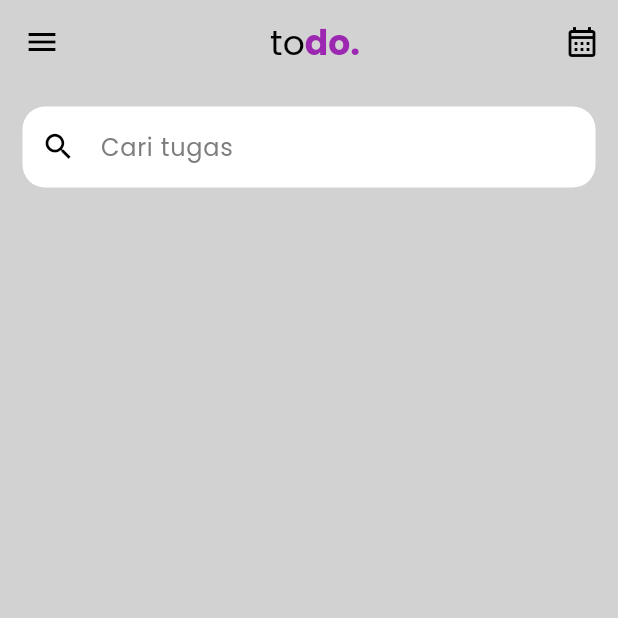
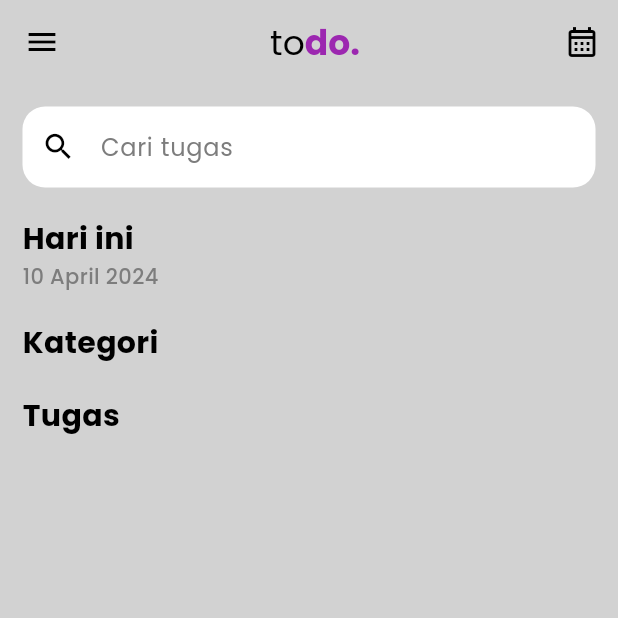
Before and after one commit to harybagus/todo, a Flutter app: the HomePage screen opened directly, on a phone screen of 412 x 824 dp, the top half of it. Run offline on Flutter 3.47's test engine with Material 3 defaults, Android fonts, the phone set to English and light mode, and no system bars; our stand-ins replace google_fonts, shared_preferences, table_calendar; accounts and stored records are empty.

Commit message:
feat(todo): create calendar

```diff
--- /dev/null
+++ b/lib/components/todo_calendar.dart
@@ -0,0 +1,40 @@
+import 'package:flutter/material.dart';
+import 'package:table_calendar/table_calendar.dart';
+
+class ToDoCalendar extends StatelessWidget {
+  final DateTime focusedDay;
+  final Function(DateTime day, DateTime focusedDay) onDaySelected;
+
+  const ToDoCalendar({
+    super.key,
+    required this.focusedDay,
+    required this.onDaySelected,
+  });
+
+  @override
+  Widget build(BuildContext context) {
+    return TableCalendar(
+      focusedDay: focusedDay,
+      firstDay: DateTime.utc(2014, 01, 01),
+      lastDay: DateTime.utc(2034, 01, 01),
+      rowHeight: 40,
+      headerStyle: const HeaderStyle(
+        formatButtonVisible: false,
+        titleCentered: true,
+      ),
+      calendarStyle: CalendarStyle(
+        todayDecoration: BoxDecoration(
+          color: Theme.of(context).colorScheme.tertiary,
+          shape: BoxShape.circle,
+        ),
+        selectedDecoration: BoxDecoration(
+          color: Theme.of(context).colorScheme.primary,
+          shape: BoxShape.circle,
+        ),
+      ),
+      availableGestures: AvailableGestures.all,
+      onDaySelected: onDaySelected,
+      selectedDayPredicate: (day) => isSameDay(day, focusedDay),
+    );
+  }
+}
--- /dev/null
+++ b/lib/components/todo_day.dart
@@ -0,0 +1,26 @@
+import 'package:intl/intl.dart';
+
+String day(selectedDate) {
+  String day = 'Hari ini';
+
+  if (selectedDate.toString().split(' ')[0] ==
+      DateTime.now().toString().split(' ')[0]) {
+    day = 'Hari ini';
+  } else if (DateFormat.EEEE().format(selectedDate) == 'Monday') {
+    day = 'Senin';
+  } else if (DateFormat.EEEE().format(selectedDate) == 'Tuesday') {
+    day = 'Selasa';
+  } else if (DateFormat.EEEE().format(selectedDate) == 'Wednesday') {
+    day = 'Rabu';
+  } else if (DateFormat.EEEE().format(selectedDate) == 'Thursday') {
+    day = 'Kamis';
+  } else if (DateFormat.EEEE().format(selectedDate) == 'Friday') {
+    day = 'Jum\'at';
+  } else if (DateFormat.EEEE().format(selectedDate) == 'Saturday') {
+    day = 'Sabtu';
+  } else {
+    day = 'Minggu';
+  }
+
+  return day;
+}
--- /dev/null
+++ b/lib/components/todo_month.dart
@@ -0,0 +1,33 @@
+import 'package:intl/intl.dart';
+
+String month(selectedDate) {
+  String month;
+
+  if (DateFormat.MMMM().format(selectedDate) == 'January') {
+    month = 'Januari';
+  } else if (DateFormat.MMMM().format(selectedDate) == 'February') {
+    month = 'Februari';
+  } else if (DateFormat.MMMM().format(selectedDate) == 'March') {
+    month = 'Maret';
+  } else if (DateFormat.MMMM().format(selectedDate) == 'April') {
+    month = 'April';
+  } else if (DateFormat.MMMM().format(selectedDate) == 'May') {
+    month = 'Mei';
+  } else if (DateFormat.MMMM().format(selectedDate) == 'June') {
+    month = 'Juni';
+  } else if (DateFormat.MMMM().format(selectedDate) == 'July') {
+    month = 'Juli';
+  } else if (DateFormat.MMMM().format(selectedDate) == 'August') {
+    month = 'Agustus';
+  } else if (DateFormat.MMMM().format(selectedDate) == 'September') {
+    month = 'September';
+  } else if (DateFormat.MMMM().format(selectedDate) == 'October') {
+    month = 'Oktober';
+  } else if (DateFormat.MMMM().format(selectedDate) == 'November') {
+    month = 'November';
+  } else {
+    month = 'Desember';
+  }
+
+  return month;
+}
--- a/lib/pages/home_page.dart
+++ b/lib/pages/home_page.dart
@@ -1,6 +1,10 @@
 import 'package:flutter/material.dart';
+import 'package:google_fonts/google_fonts.dart';
+import 'package:todo/components/todo_calendar.dart';
+import 'package:todo/components/todo_day.dart';
 import 'package:todo/components/todo_drawer_navigation.dart';
 import 'package:todo/components/todo_logo.dart';
+import 'package:todo/components/todo_month.dart';
 import 'package:todo/components/todo_search.dart';
 
 class HomePage extends StatefulWidget {
@@ -11,6 +15,20 @@ class HomePage extends StatefulWidget {
 }
 
 class _HomePageState extends State<HomePage> {
+  // current time
+  DateTime today = DateTime.now();
+
+  // on day selected
+  void onDaySelected(DateTime day, DateTime focusedDay) {
+    setState(() {
+      today = day;
+      calendarIconIsPressed = !calendarIconIsPressed;
+    });
+  }
+
+  // calendar icon is pressed
+  bool calendarIconIsPressed = false;
+
   // text editing controllers
   final TextEditingController searchController = TextEditingController();
 
@@ -24,8 +42,14 @@ class _HomePageState extends State<HomePage> {
         centerTitle: true,
         actions: [
           IconButton(
-            onPressed: () {},
-            icon: const Icon(Icons.calendar_month_outlined),
+            onPressed: () {
+              setState(() {
+                calendarIconIsPressed = !calendarIconIsPressed;
+              });
+            },
+            icon: Icon(calendarIconIsPressed
+                ? Icons.calendar_today_outlined
+                : Icons.calendar_month_outlined),
           )
         ],
       ),
@@ -35,12 +59,70 @@ class _HomePageState extends State<HomePage> {
           Container(
             padding: const EdgeInsets.all(15),
             child: Column(
+              crossAxisAlignment: CrossAxisAlignment.start,
               children: [
+                // search
                 ToDoSearch(
                   onChanged: (value) {},
                   controller: searchController,
                   text: 'Cari tugas',
                 ),
+
+                const SizedBox(height: 20),
+
+                // day & date
+                Column(
+                  crossAxisAlignment: CrossAxisAlignment.start,
+                  children: [
+                    // day
+                    Text(
+                      day(today),
+                      style: GoogleFonts.poppins(
+                        fontSize: 20,
+                        fontWeight: FontWeight.bold,
+                      ),
+                    ),
+
+                    // date
+                    Text(
+                      "${today.day} ${month(today)} ${today.year}",
+                      style: GoogleFonts.poppins(
+                        fontWeight: FontWeight.w500,
+                        color: Theme.of(context).colorScheme.tertiary,
+                      ),
+                    ),
+                  ],
+                ),
+
+                // calendar
+                calendarIconIsPressed
+                    ? ToDoCalendar(
+                        focusedDay: today, onDaySelected: onDaySelected)
+                    : const SizedBox(height: 0),
+
+                const SizedBox(height: 20),
+
+                // categories
+                Text(
+                  "Kategori",
+                  style: GoogleFonts.poppins(
+                    fontSize: 20,
+                    fontWeight: FontWeight.bold,
+                  ),
+                ),
+
+                const SizedBox(height: 20),
+
+                // todos
+                Text(
+                  "Tugas",
+                  style: GoogleFonts.poppins(
+                    fontSize: 20,
+                    fontWeight: FontWeight.bold,
+                  ),
+                ),
+
+                const SizedBox(height: 15),
               ],
             ),
           ),
--- a/pubspec.yaml
+++ b/pubspec.yaml
@@ -10,8 +10,10 @@ dependencies:
   flutter:
     sdk: flutter
   google_fonts: 6.1.0
+  intl: ^0.17.0
   provider: ^6.1.2
   shared_preferences: ^2.2.2
+  table_calendar: ^3.1.1
 
 dev_dependencies:
   flutter_test:
```
Also changed, not shown: pubspec.lock.
